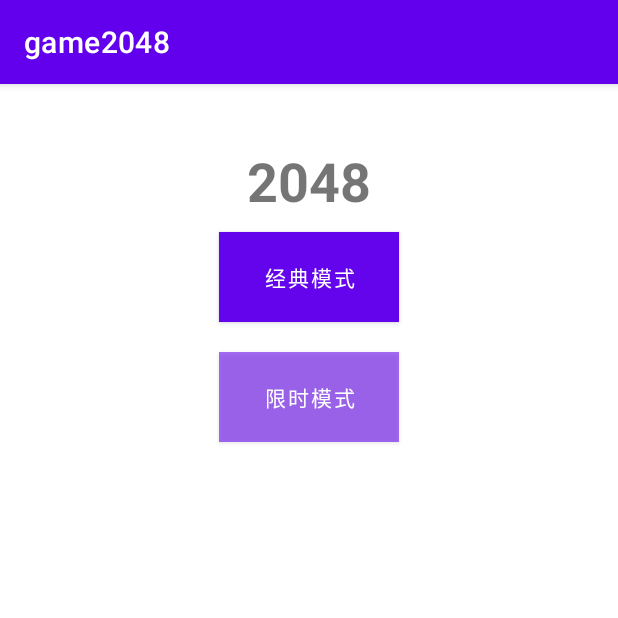
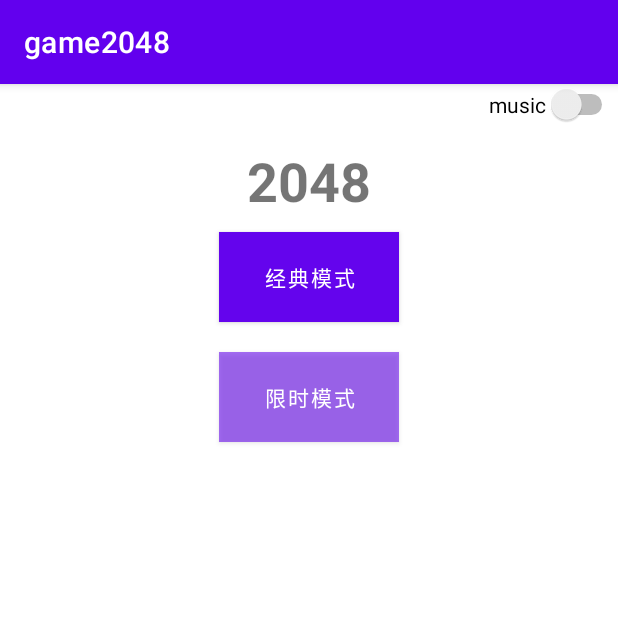
Before and after one commit to maoyifanEE/simpleGameWithKotlin_2048, an Android app: the screen it shows after launch (MainActivity), on a phone screen of 412 x 824 dp, the top half of it. Run offline under Robolectric (Android 15) with nearby library versions, the phone set to English and light mode, and no system bars; 1 statement that could not run was skipped.

Commit message:
Music player start

```diff
--- a/app/src/main/java/com/example/game2048/MainActivity.kt
+++ b/app/src/main/java/com/example/game2048/MainActivity.kt
@@ -5,6 +5,7 @@
 import android.util.Log
 import android.view.GestureDetector
 import android.view.MotionEvent
+import android.widget.Switch
 import android.widget.Toast
 import androidx.fragment.app.Fragment
 import androidx.lifecycle.ViewModelProvider
@@ -19,6 +20,16 @@
         setContentView(R.layout.activity_main)
 
         val mainActivityViewModel = ViewModelProvider(this)[MainActivityViewModel::class.java]
+
+        val swMusicPlayer = findViewById<Switch>(R.id.startFragment_sw_music)
+
+        swMusicPlayer.setOnClickListener{
+            if(swMusicPlayer.isChecked){
+
+            }else{
+
+            }
+        }
 
         gestureDetector = GestureDetector(this@MainActivity,
             object : GestureDetector.SimpleOnGestureListener() {
--- a/app/src/main/res/layout/fragment_start.xml
+++ b/app/src/main/res/layout/fragment_start.xml
@@ -1,11 +1,19 @@
 <?xml version="1.0" encoding="utf-8"?>
 <androidx.constraintlayout.widget.ConstraintLayout
     xmlns:android="http://schemas.android.com/apk/res/android"
+    xmlns:tools="http://schemas.android.com/tools"
     android:layout_width="match_parent"
     android:layout_height="match_parent"
     xmlns:app="http://schemas.android.com/apk/res-auto">
 
 
+    <Switch
+        android:id="@+id/startFragment_sw_music"
+        app:layout_constraintTop_toTopOf="parent"
+        app:layout_constraintEnd_toEndOf="parent"
+        android:text="music"
+        android:layout_width="wrap_content"
+        android:layout_height="wrap_content"/>
 
     <TextView
         android:id="@+id/startFragment_tv_title"
```
